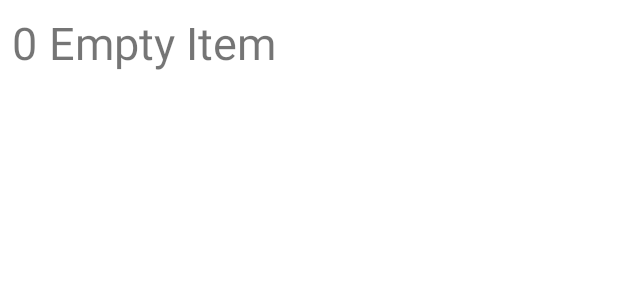
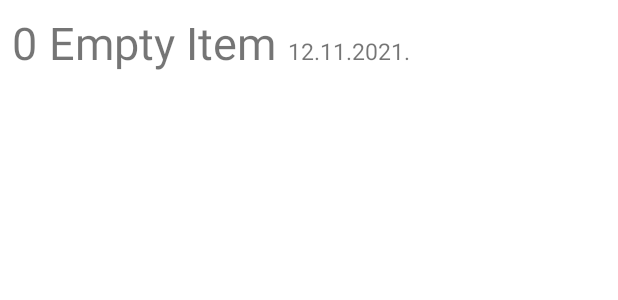
Before and after one commit to choslee/sqliteWithRoomLib, an Android app: the layout buy_item.xml on its own in the app's theme, with its tools: preview values and no code run, on a phone screen of 412 x 824 dp. Shown: the top 300 px of the screen. Run offline under Robolectric (Android 15) with nearby library versions, the phone set to English and light mode, and no system bars.

```diff
--- a/app/src/main/java/com/smartdev/sqlwithroom/database/BuyItemDB.java
+++ b/app/src/main/java/com/smartdev/sqlwithroom/database/BuyItemDB.java
@@ -5,6 +5,7 @@ import android.content.Context;
 import androidx.room.Database;
 import androidx.room.Room;
 import androidx.room.RoomDatabase;
+import androidx.room.TypeConverters;
 
 import com.smartdev.sqlwithroom.model.BuyItem;
 
@@ -12,9 +13,11 @@ import java.util.concurrent.ExecutorService;
 import java.util.concurrent.Executors;
 
 
-@Database(entities = {BuyItem.class},exportSchema = false, version = 1)
+@Database(entities = {BuyItem.class},exportSchema = false, version = 3)
+@TypeConverters({DateConverter.class})
 public abstract class  BuyItemDB extends RoomDatabase {
     private static final String DB_NAME = "buy_items_database";
+
     private static final int NUMBER_OF_THREADS = 3;
     public static final ExecutorService databaseWriteExecutor = Executors.newFixedThreadPool(NUMBER_OF_THREADS);
 
--- a/app/src/main/java/com/smartdev/sqlwithroom/view/MainActivity.java
+++ b/app/src/main/java/com/smartdev/sqlwithroom/view/MainActivity.java
@@ -17,6 +17,7 @@ import com.smartdev.sqlwithroom.R;
 import com.smartdev.sqlwithroom.model.BuyItem;
 import com.smartdev.sqlwithroom.viewmodel.MainActivityViewModel;
 
+import java.util.Date;
 import java.util.List;
 
 public class MainActivity extends AppCompatActivity {
@@ -101,8 +102,10 @@ public class MainActivity extends AppCompatActivity {
             /* Get data from user input*/
             String name = mEditTextName.getText().toString();
 
+//            Date date = new Date(System.currentTimeMillis());
+            Date date = new Date();
             /*Insert  new  BuyItem to DB*/
-            BuyItem newBuyItem = new BuyItem(name, String.valueOf(mAmount), String.valueOf(System.currentTimeMillis()/1000) );
+            BuyItem newBuyItem = new BuyItem(name, String.valueOf(mAmount), date);
 
             mMainViewModel.insertItemDB(newBuyItem);
             mEditTextName.getText().clear();
--- a/app/src/main/res/layout/buy_item.xml
+++ b/app/src/main/res/layout/buy_item.xml
@@ -16,4 +16,12 @@
         android:layout_marginStart="8dp"
         android:text="Empty Item"
         android:textSize="30sp" />
+
+    <TextView
+        android:id="@+id/date_item"
+        android:layout_width="wrap_content"
+        android:layout_height="wrap_content"
+        android:layout_marginStart="8dp"
+        android:text="12.11.2021."
+        android:textSize="15sp" />
 </LinearLayout>
--- a/build.gradle
+++ b/build.gradle
@@ -5,7 +5,7 @@ buildscript {
         jcenter()
     }
     dependencies {
-        classpath "com.android.tools.build:gradle:4.1.0"
+        classpath 'com.android.tools.build:gradle:4.1.3'
 
         // NOTE: Do not place your application dependencies here; they belong
         // in the individual module build.gradle files
```
Also changed, not shown: app/src/main/java/com/smartdev/sqlwithroom/database/DateConverter.java (added, +17 -0 lines), app/src/main/java/com/smartdev/sqlwithroom/model/BuyItem.java (+10 -4 lines), app/src/main/java/com/smartdev/sqlwithroom/view/BuyListAdapter.java (+7 -0 lines).
